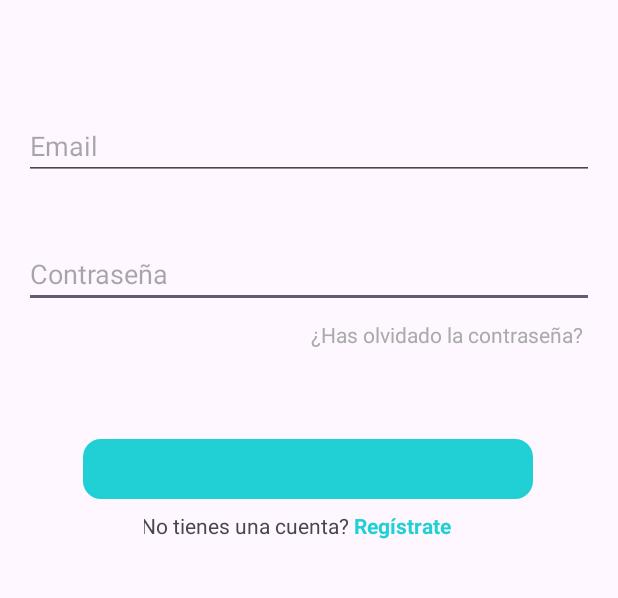
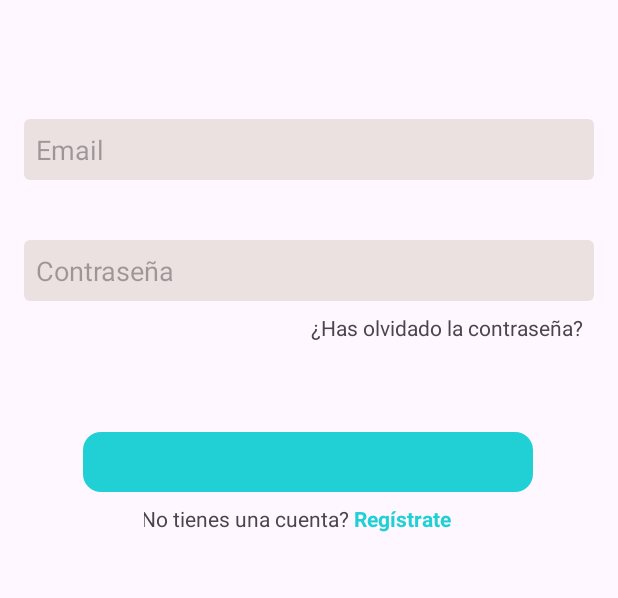
Before and after one commit to JoseManuelBarco/GigFinder, an Android app: the screen it shows after launch (MainActivity), on a phone screen of 412 x 824 dp, the part 416-1014 px from its top. Run offline under Robolectric (Android 15) with nearby library versions, the phone set to English and light mode, and no system bars.

Commit message:
Hecho xml apra reutilizacion de edit text

```diff
--- /dev/null
+++ b/app/src/main/res/drawable/edittext_background.xml
@@ -0,0 +1,10 @@
+<?xml version="1.0" encoding="utf-8"?>
+<shape xmlns:android="http://schemas.android.com/apk/res/android" android:shape="rectangle">
+    <solid android:color="@color/grey"/>
+    <corners android:radius="4dp" />
+    <padding
+        android:left="8dp"
+        android:top="8dp"
+        android:right="8dp"
+        android:bottom="8dp" />
+</shape>
--- a/app/src/main/res/layout/login_activity.xml
+++ b/app/src/main/res/layout/login_activity.xml
@@ -17,6 +17,7 @@
         android:layout_marginTop="160dp"
         android:hint="Contraseña"
         android:inputType="textPassword"
+        android:background="@drawable/edittext_background"
         app:layout_constraintEnd_toEndOf="parent"
         app:layout_constraintHorizontal_bias="0.0"
         app:layout_constraintStart_toStartOf="parent"
@@ -30,7 +31,6 @@
         android:layout_gravity="end"
         android:paddingTop="8dp"
         android:text="¿Has olvidado la contraseña?"
-        android:textColor="@android:color/darker_gray"
         android:textSize="14sp"
         app:layout_constraintEnd_toEndOf="parent"
         app:layout_constraintHorizontal_bias="0.964"
@@ -44,6 +44,7 @@
         android:layout_marginBottom="40dp"
         android:hint="Email"
         android:inputType="textEmailAddress"
+        android:background="@drawable/edittext_background"
         app:layout_constraintBottom_toTopOf="@+id/passwordEditText"
         app:layout_constraintEnd_toEndOf="parent"
         app:layout_constraintHorizontal_bias="0.0"
--- a/app/src/main/res/layout/register_activity.xml
+++ b/app/src/main/res/layout/register_activity.xml
@@ -13,6 +13,7 @@
         android:id="@+id/editText"
         android:layout_width="match_parent"
         android:layout_height="wrap_content"
+        android:background="@drawable/edittext_background"
         android:layout_marginTop="60dp"
         android:hint="Confirmar contraseña"
         android:inputType="textPassword"
@@ -25,6 +26,7 @@
         android:id="@+id/emailEditText"
         android:layout_width="match_parent"
         android:layout_height="wrap_content"
+        android:background="@drawable/edittext_background"
         android:layout_marginTop="60dp"
         android:hint="Email"
         android:inputType="textEmailAddress"
@@ -36,6 +38,7 @@
         android:layout_width="match_parent"
         android:layout_height="wrap_content"
         android:layout_marginTop="60dp"
+        android:background="@drawable/edittext_background"
         android:hint="Contraseña"
         android:inputType="textPassword"
         app:layout_constraintEnd_toEndOf="parent"
--- a/app/src/main/res/values/colors.xml
+++ b/app/src/main/res/values/colors.xml
@@ -6,4 +6,5 @@
     <color name="violet">#D897FF</color>
     <color name="orange">#FFA100</color>
     <color name="red">#D51C1C</color>
+    <color name="grey">#ECE1E1</color>
 </resources>
--- a/app/src/main/res/values/dimens.xml
+++ b/app/src/main/res/values/dimens.xml
@@ -2,4 +2,5 @@
 <resources>
     <dimen name="loginbuttonwidth">300dp</dimen>
     <dimen name="loginbuttonheight">40dp</dimen>
+    <dimen name="textboxloginwidth">40dp</dimen>
 </resources>
```
